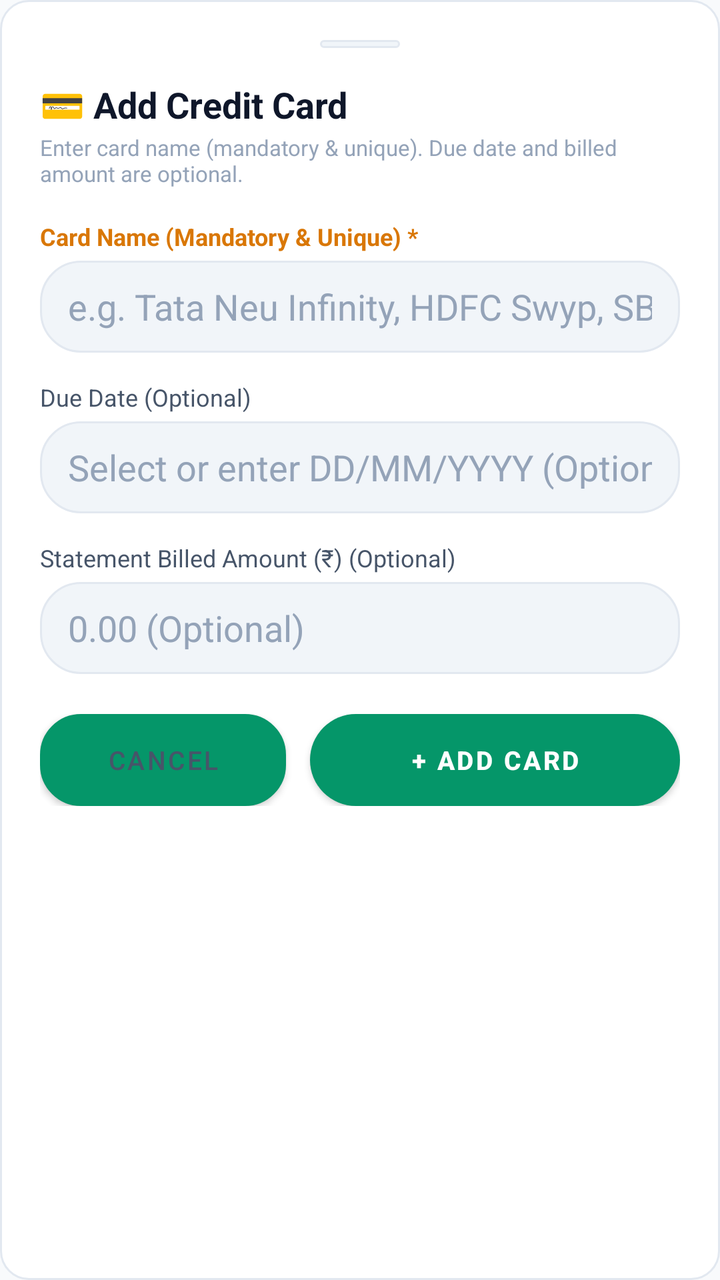
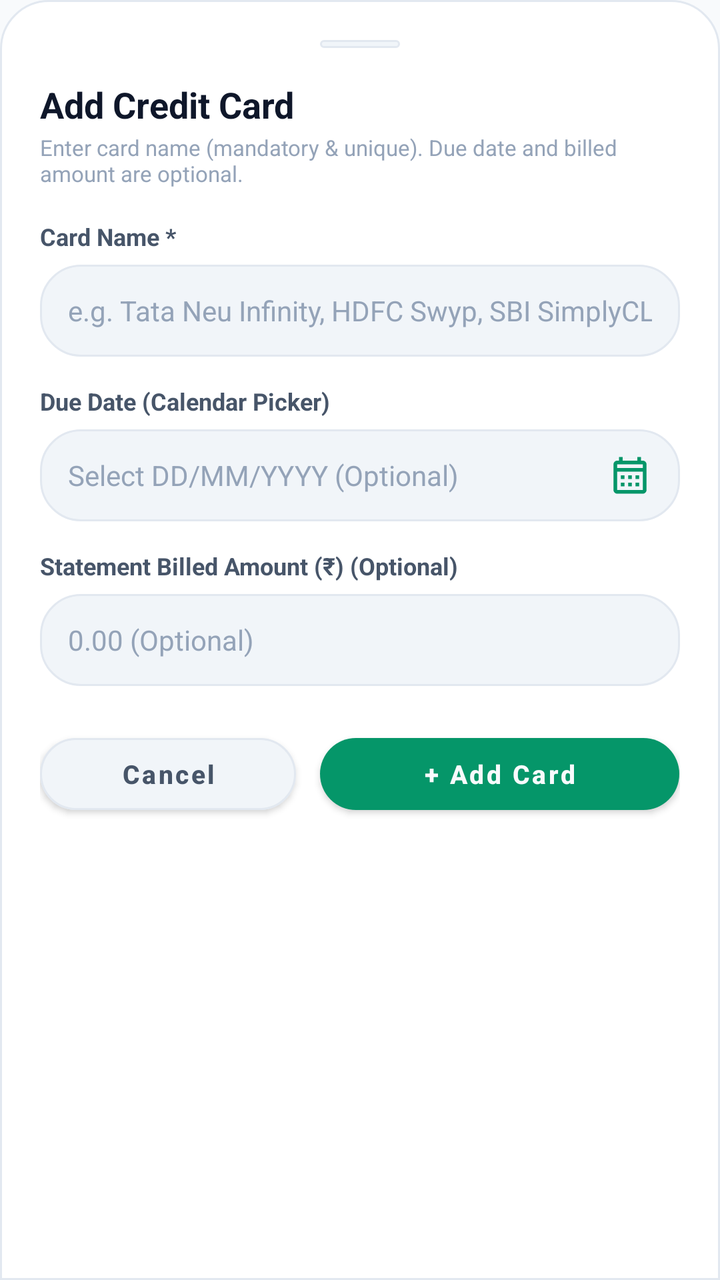

Before-and-after screenshots of an Android layout around one commit, followed by the original layout XML and the change that was made.
<!-- AndroidManifest.xml: application theme AppTheme -->
<!-- res/layout/dialog_add_credit_card.xml -->
<?xml version="1.0" encoding="utf-8"?>
<LinearLayout
    xmlns:android="http://schemas.android.com/apk/res/android"
    android:layout_width="match_parent"
    android:layout_height="wrap_content"
    android:orientation="vertical"
    android:background="@drawable/bg_card"
    android:padding="20dp">

    
    <View
        android:layout_width="40dp"
        android:layout_height="4dp"
        android:layout_gravity="center_horizontal"
        android:layout_marginBottom="16dp"
        android:background="@drawable/bg_pill_dark" />

    <TextView
        android:layout_width="wrap_content"
        android:layout_height="wrap_content"
        android:text="💳 Add Credit Card"
        android:textColor="@color/text_primary"
        android:textSize="18sp"
        android:textStyle="bold" />

    <TextView
        android:layout_width="wrap_content"
        android:layout_height="wrap_content"
        android:layout_marginTop="2dp"
        android:text="Enter card name (mandatory &amp; unique). Due date and billed amount are optional."
        android:textColor="@color/text_muted"
        android:textSize="11sp" />

    
    <TextView
        android:layout_width="wrap_content"
        android:layout_height="wrap_content"
        android:layout_marginTop="16dp"
        android:text="Card Name (Mandatory &amp; Unique) *"
        android:textColor="@color/amber_gold"
        android:textSize="12sp"
        android:textStyle="bold" />

    <EditText
        android:id="@+id/etAddCardName"
        android:layout_width="match_parent"
        android:layout_height="46dp"
        android:layout_marginTop="4dp"
        android:background="@drawable/bg_pill_dark"
        android:hint="e.g. Tata Neu Infinity, HDFC Swyp, SBI SimplyCLICK"
        android:textColorHint="@color/text_muted"
        android:textColor="@color/text_primary"
        android:inputType="textCapWords"
        android:imeOptions="actionNext"
        android:paddingStart="14dp"
        android:paddingEnd="14dp" />

    
    <TextView
        android:layout_width="wrap_content"
        android:layout_height="wrap_content"
        android:layout_marginTop="14dp"
        android:text="Due Date (Optional)"
        android:textColor="@color/text_secondary"
        android:textSize="12sp" />

    <EditText
        android:id="@+id/etAddCardDueDate"
        android:layout_width="match_parent"
        android:layout_height="46dp"
        android:layout_marginTop="4dp"
        android:background="@drawable/bg_pill_dark"
        android:hint="Select or enter DD/MM/YYYY (Optional)"
        android:textColorHint="@color/text_muted"
        android:textColor="@color/text_primary"
        android:inputType="date"
        android:paddingStart="14dp"
        android:paddingEnd="14dp" />

    
    <TextView
        android:layout_width="wrap_content"
        android:layout_height="wrap_content"
        android:layout_marginTop="14dp"
        android:text="Statement Billed Amount (₹) (Optional)"
        android:textColor="@color/text_secondary"
        android:textSize="12sp" />

    <EditText
        android:id="@+id/etAddCardBilledAmount"
        android:layout_width="match_parent"
        android:layout_height="46dp"
        android:layout_marginTop="4dp"
        android:background="@drawable/bg_pill_dark"
        android:hint="0.00 (Optional)"
        android:textColorHint="@color/text_muted"
        android:textColor="@color/text_primary"
        android:inputType="numberDecimal"
        android:imeOptions="actionDone"
        android:paddingStart="14dp"
        android:paddingEnd="14dp" />

    
    <LinearLayout
        android:layout_width="match_parent"
        android:layout_height="wrap_content"
        android:layout_marginTop="20dp"
        android:orientation="horizontal">

        <Button
            android:id="@+id/btnAddCardCancel"
            android:layout_width="0dp"
            android:layout_weight="1"
            android:layout_height="46dp"
            android:layout_marginEnd="6dp"
            android:background="@drawable/bg_pill_dark"
            android:text="Cancel"
            android:textColor="@color/text_secondary"
            android:textSize="13sp" />

        <Button
            android:id="@+id/btnAddCardSubmit"
            android:layout_width="0dp"
            android:layout_weight="1.5"
            android:layout_height="46dp"
            android:layout_marginStart="6dp"
            android:background="@drawable/bg_pill_emerald"
            android:text="+ Add Card"
            android:textColor="#FFFFFF"
            android:textSize="13sp"
            android:textStyle="bold" />
    </LinearLayout>
</LinearLayout>
<!-- resources referenced by this layout -->
<resources>
  <color name="amber_gold">#D97706</color>
  <color name="text_muted">#94A3B8</color>
  <color name="text_primary">#0F172A</color>
  <color name="text_secondary">#475569</color>
  <!-- drawable bg_card (drawable) -->
  <?xml version="1.0" encoding="utf-8"?>
  <shape xmlns:android="http://schemas.android.com/apk/res/android"
      android:shape="rectangle">
      <solid android:color="@color/bg_card" />
      <corners android:radius="14dp" />
      <stroke
          android:width="1dp"
          android:color="@color/border_dark" />
  </shape>
  <!-- drawable bg_pill_dark (drawable) -->
  <?xml version="1.0" encoding="utf-8"?>
  <shape xmlns:android="http://schemas.android.com/apk/res/android"
      android:shape="rectangle">
      <solid android:color="@color/bg_card_secondary" />
      <corners android:radius="20dp" />
      <stroke
          android:width="1dp"
          android:color="@color/border_dark" />
  </shape>
  <!-- drawable bg_pill_emerald (drawable) -->
  <?xml version="1.0" encoding="utf-8"?>
  <shape xmlns:android="http://schemas.android.com/apk/res/android"
      android:shape="rectangle">
      <solid android:color="@color/green_emerald" />
      <corners android:radius="24dp" />
  </shape>
  <style name="AppTheme" parent="Theme.MaterialComponents.DayNight.NoActionBar">
          <item name="colorPrimary">@color/colorPrimary</item>
          <item name="colorPrimaryDark">@color/colorPrimaryDark</item>
          <item name="colorAccent">@color/colorAccent</item>
          <item name="android:windowBackground">@color/bg_dark</item>
          <item name="android:statusBarColor">@color/bg_dark</item>
          <item name="android:navigationBarColor">@color/nav_bottom_bg</item>
          <item name="android:textColorPrimary">@color/text_primary</item>
          <item name="android:textColorSecondary">@color/text_secondary</item>
          <item name="android:windowLightStatusBar">true</item>
      </style>
  <color name="bg_card">#FFFFFF</color>
  <color name="border_dark">#E2E8F0</color>
  <color name="bg_card_secondary">#F1F5F9</color>
  <color name="green_emerald">#059669</color>
  <color name="colorPrimary">#059669</color>
  <color name="colorPrimaryDark">#F1F5F9</color>
  <color name="colorAccent">#059669</color>
  <color name="bg_dark">#F8FAFC</color>
  <color name="nav_bottom_bg">#FFFFFF</color>
</resources>

<!-- the commit's change to res/layout/dialog_add_credit_card.xml (unified diff, before → after) -->
@@ -1,10 +1,11 @@
 <?xml version="1.0" encoding="utf-8"?>
 <LinearLayout
     xmlns:android="http://schemas.android.com/apk/res/android"
+    xmlns:app="http://schemas.android.com/apk/res-auto"
     android:layout_width="match_parent"
     android:layout_height="wrap_content"
     android:orientation="vertical"
-    android:background="@drawable/bg_card"
+    android:background="@drawable/bg_bottom_sheet"
     android:padding="20dp">
 
     
@@ -18,7 +19,7 @@
     <TextView
         android:layout_width="wrap_content"
         android:layout_height="wrap_content"
-        android:text="💳 Add Credit Card"
+        android:text="Add Credit Card"
         android:textColor="@color/text_primary"
         android:textSize="18sp"
         android:textStyle="bold" />
@@ -36,8 +37,8 @@
         android:layout_width="wrap_content"
         android:layout_height="wrap_content"
         android:layout_marginTop="16dp"
-        android:text="Card Name (Mandatory &amp; Unique) *"
-        android:textColor="@color/amber_gold"
+        android:text="Card Name *"
+        android:textColor="@color/text_secondary"
         android:textSize="12sp"
         android:textStyle="bold" />
 
@@ -45,13 +46,14 @@
         android:id="@+id/etAddCardName"
         android:layout_width="match_parent"
         android:layout_height="46dp"
-        android:layout_marginTop="4dp"
+        android:layout_marginTop="6dp"
         android:background="@drawable/bg_pill_dark"
         android:hint="e.g. Tata Neu Infinity, HDFC Swyp, SBI SimplyCLICK"
         android:textColorHint="@color/text_muted"
         android:textColor="@color/text_primary"
         android:inputType="textCapWords"
         android:imeOptions="actionNext"
+        android:textSize="14sp"
         android:paddingStart="14dp"
         android:paddingEnd="14dp" />
 
@@ -60,20 +62,27 @@
         android:layout_width="wrap_content"
         android:layout_height="wrap_content"
         android:layout_marginTop="14dp"
-        android:text="Due Date (Optional)"
+        android:text="Due Date (Calendar Picker)"
         android:textColor="@color/text_secondary"
-        android:textSize="12sp" />
+        android:textSize="12sp"
+        android:textStyle="bold" />
 
     <EditText
         android:id="@+id/etAddCardDueDate"
         android:layout_width="match_parent"
         android:layout_height="46dp"
-        android:layout_marginTop="4dp"
+        android:layout_marginTop="6dp"
         android:background="@drawable/bg_pill_dark"
-        android:hint="Select or enter DD/MM/YYYY (Optional)"
+        android:hint="Select DD/MM/YYYY (Optional)"
         android:textColorHint="@color/text_muted"
         android:textColor="@color/text_primary"
-        android:inputType="date"
+        android:textSize="14sp"
+        android:focusable="false"
+        android:clickable="true"
+        android:cursorVisible="false"
+        android:drawableEnd="@drawable/ic_calendar"
+        android:drawablePadding="8dp"
+        android:drawableTint="@color/colorPrimary"
         android:paddingStart="14dp"
         android:paddingEnd="14dp" />
 
@@ -84,19 +93,21 @@
         android:layout_marginTop="14dp"
         android:text="Statement Billed Amount (₹) (Optional)"
         android:textColor="@color/text_secondary"
-        android:textSize="12sp" />
+        android:textSize="12sp"
+        android:textStyle="bold" />
 
     <EditText
         android:id="@+id/etAddCardBilledAmount"
         android:layout_width="match_parent"
         android:layout_height="46dp"
-        android:layout_marginTop="4dp"
+        android:layout_marginTop="6dp"
         android:background="@drawable/bg_pill_dark"
         android:hint="0.00 (Optional)"
         android:textColorHint="@color/text_muted"
         android:textColor="@color/text_primary"
         android:inputType="numberDecimal"
         android:imeOptions="actionDone"
+        android:textSize="14sp"
         android:paddingStart="14dp"
         android:paddingEnd="14dp" />
 
@@ -107,27 +118,34 @@
         android:layout_marginTop="20dp"
         android:orientation="horizontal">
 
-        <Button
+        <com.google.android.material.button.MaterialButton
             android:id="@+id/btnAddCardCancel"
             android:layout_width="0dp"
             android:layout_weight="1"
-            android:layout_height="46dp"
+            android:layout_height="48dp"
             android:layout_marginEnd="6dp"
-            android:background="@drawable/bg_pill_dark"
+            app:cornerRadius="24dp"
+            app:backgroundTint="@color/bg_card_secondary"
+            app:strokeColor="@color/border_dark"
+            app:strokeWidth="1dp"
             android:text="Cancel"
             android:textColor="@color/text_secondary"
-            android:textSize="13sp" />
+            android:textSize="13sp"
+            android:textStyle="bold"
+            android:textAllCaps="false" />
 
-        <Button
+        <com.google.android.material.button.MaterialButton
             android:id="@+id/btnAddCardSubmit"
             android:layout_width="0dp"
-            android:layout_weight="1.5"
-            android:layout_height="46dp"
+            android:layout_weight="1.4"
+            android:layout_height="48dp"
             android:layout_marginStart="6dp"
-            android:background="@drawable/bg_pill_emerald"
+            app:cornerRadius="24dp"
+            app:backgroundTint="@color/colorPrimary"
             android:text="+ Add Card"
-            android:textColor="#FFFFFF"
+            android:textColor="@color/bg_dark"
             android:textSize="13sp"
-            android:textStyle="bold" />
+            android:textStyle="bold"
+            android:textAllCaps="false" />
     </LinearLayout>
 </LinearLayout>
<!-- resource entries referenced after the edit -->
@@ -1,15 +1,18 @@
 <!-- resources referenced by this layout -->
 <resources>
-  <color name="amber_gold">#D97706</color>
   <color name="text_muted">#94A3B8</color>
   <color name="text_primary">#0F172A</color>
   <color name="text_secondary">#475569</color>
-  <!-- drawable bg_card (drawable) -->
+  <!-- drawable bg_bottom_sheet (drawable) -->
   <?xml version="1.0" encoding="utf-8"?>
   <shape xmlns:android="http://schemas.android.com/apk/res/android"
       android:shape="rectangle">
       <solid android:color="@color/bg_card" />
-      <corners android:radius="14dp" />
+      <corners
+          android:topLeftRadius="24dp"
+          android:topRightRadius="24dp"
+          android:bottomLeftRadius="0dp"
+          android:bottomRightRadius="0dp" />
       <stroke
           android:width="1dp"
           android:color="@color/border_dark" />
@@ -24,13 +27,16 @@
           android:width="1dp"
           android:color="@color/border_dark" />
   </shape>
-  <!-- drawable bg_pill_emerald (drawable) -->
-  <?xml version="1.0" encoding="utf-8"?>
-  <shape xmlns:android="http://schemas.android.com/apk/res/android"
-      android:shape="rectangle">
-      <solid android:color="@color/green_emerald" />
-      <corners android:radius="24dp" />
-  </shape>
+  <!-- drawable ic_calendar (drawable) -->
+  <vector xmlns:android="http://schemas.android.com/apk/res/android"
+      android:width="22dp"
+      android:height="22dp"
+      android:viewportWidth="24"
+      android:viewportHeight="24">
+    <path
+        android:fillColor="@color/green_emerald"
+        android:pathData="M19,4h-1V2h-2v2H8V2H6v2H5C3.89,4 3.01,4.9 3.01,6L3,20c0,1.1 0.89,2 2,2h14c1.1,0 2,-0.9 2,-2V6C21,4.9 20.1,4 19,4zM19,20H5V10h14V20zM19,8H5V6h14V8zM9,14H7v-2h2V14zM13,14h-2v-2h2V14zM17,14h-2v-2h2V14zM9,18H7v-2h2V18zM13,18h-2v-2h2V18zM17,18h-2v-2h2V18z"/>
+  </vector>
   <style name="AppTheme" parent="Theme.MaterialComponents.DayNight.NoActionBar">
           <item name="colorPrimary">@color/colorPrimary</item>
           <item name="colorPrimaryDark">@color/colorPrimaryDark</item>
@@ -41,6 +47,7 @@
           <item name="android:textColorPrimary">@color/text_primary</item>
           <item name="android:textColorSecondary">@color/text_secondary</item>
           <item name="android:windowLightStatusBar">true</item>
+          <item name="bottomSheetDialogTheme">@style/FinMngrBottomSheetDialogTheme</item>
       </style>
   <color name="bg_card">#FFFFFF</color>
   <color name="border_dark">#E2E8F0</color>
@@ -51,5 +58,11 @@
   <color name="colorAccent">#059669</color>
   <color name="bg_dark">#F8FAFC</color>
   <color name="nav_bottom_bg">#FFFFFF</color>
+  <style name="FinMngrBottomSheetDialogTheme" parent="ThemeOverlay.MaterialComponents.BottomSheetDialog">
+          <item name="bottomSheetStyle">@style/FinMngrBottomSheetModal</item>
+      </style>
+  <style name="FinMngrBottomSheetModal" parent="Widget.MaterialComponents.BottomSheet.Modal">
+          <item name="android:background">@android:color/transparent</item>
+      </style>
 </resources>
 
